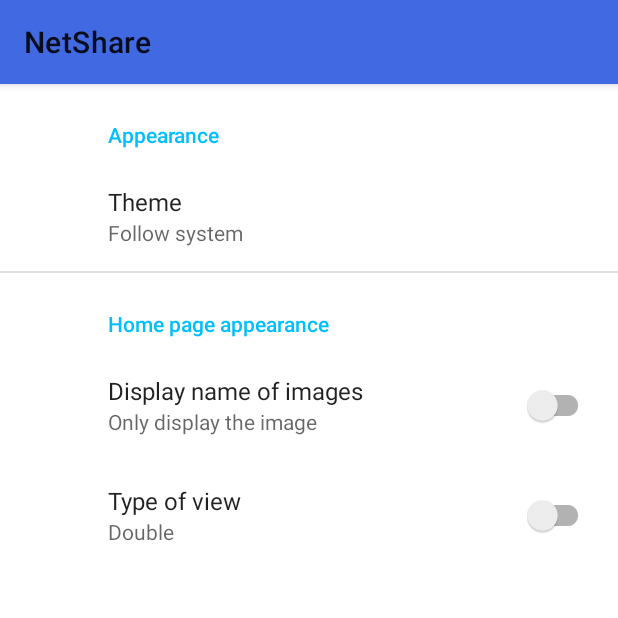
After one commit to JerryFhuurr/NetShare, an Android app: the SettingsFragment screen opened through its navigation route, on a phone screen of 412 x 824 dp, the top half of it. The commit adds this screen. Run offline under Robolectric (Android 15) with nearby library versions, the phone set to English and light mode, and no system bars; our stand-ins replace Firebase (no records; nobody signed in at launch, a user with empty details on screens opened directly), androidx.preference, navigation-ui; 2 statements that could not run were skipped.

Commit message:
change theme work

```diff
--- a/app/build.gradle
+++ b/app/build.gradle
@@ -50,6 +50,7 @@ dependencies {
     implementation 'androidx.navigation:navigation-fragment:2.4.1'
     implementation 'androidx.navigation:navigation-ui:2.4.1'
     implementation 'com.google.firebase:firebase-database:20.0.4'
+    implementation 'androidx.preference:preference:1.2.0'
     testImplementation 'junit:junit:4.13.2'
     androidTestImplementation 'androidx.test.ext:junit:1.1.3'
     androidTestImplementation 'androidx.test.espresso:espresso-core:3.4.0'
--- a/app/src/main/res/navigation/main_nav_map.xml
+++ b/app/src/main/res/navigation/main_nav_map.xml
@@ -21,6 +21,9 @@
         <action
             android:id="@+id/action_userFragment_to_aboutFragment"
             app:destination="@id/aboutFragment" />
+        <action
+            android:id="@+id/action_userFragment_to_settingsFragment"
+            app:destination="@id/settingsFragment" />
     </fragment>
     <fragment
         android:id="@+id/accountFragment"
@@ -40,4 +43,12 @@
             android:id="@+id/action_aboutFragment_to_userFragment"
             app:destination="@id/userFragment" />
     </fragment>
+    <fragment
+        android:id="@+id/settingsFragment"
+        android:name="com.and.netshare.home.userlist.SettingsFragment"
+        android:label="SettingsFragment" >
+        <action
+            android:id="@+id/action_settingsFragment_to_userFragment"
+            app:destination="@id/userFragment" />
+    </fragment>
 </navigation>
--- /dev/null
+++ b/app/src/main/res/values/arrays.xml
@@ -0,0 +1,14 @@
+<resources>
+    <!-- Reply Preference -->
+    <string-array name="themes_titles">
+        <item>@string/settings_theme_title1</item>
+        <item>@string/settings_theme_title2</item>
+        <item>@string/settings_theme_title3</item>
+    </string-array>
+
+    <string-array name="themes_values">
+        <item>follow_system</item>
+        <item>light</item>
+        <item>dark</item>
+    </string-array>
+</resources>
--- a/app/src/main/res/values/strings.xml
+++ b/app/src/main/res/values/strings.xml
@@ -53,4 +53,25 @@
     <string name="about_copyLink">Link copied to clipboard.</string>
 
     <string name="hello_blank_fragment">Hello blank fragment</string>
+    <!-- Preference Titles -->
+    <string name="messages_header">Appearance</string>
+    <string name="sync_header">Sync</string>
+
+    <!-- Messages Preferences -->
+    <string name="reply_title">Theme</string>
+
+    <!-- Second Preferences -->
+    <string name="homepage_settings_title">Home page appearance</string>
+    <string name="homepage_settings_attachment">Display name of images</string>
+    <string name="attachment_summary_on">The name and username will display below each image
+    </string>
+    <string name="attachment_summary_off">Only display the image</string>
+    <string name="type_row_title">Type of view</string>
+    <string name="type_row_sON">Single</string>
+    <string name="type_row_sOFF">Double</string>
+
+    <!-- themes titles -->
+    <string name="settings_theme_title1">Follow system</string>
+    <string name="settings_theme_title2">Light</string>
+    <string name="settings_theme_title3">Dark</string>
 </resources>
--- a/app/src/main/res/values/themes.xml
+++ b/app/src/main/res/values/themes.xml
@@ -8,9 +8,9 @@
         <!-- Secondary brand color. -->
         <item name="colorSecondary">@color/deepSkyBlue1</item>
         <item name="colorSecondaryVariant">@color/deepSkyBlue3</item>
-        <item name="colorOnSecondary">@color/black</item>
+        <item name="colorOnSecondary">@color/WhiteSmoke</item>
         <!-- Status bar color. -->
-        <item name="android:statusBarColor" tools:targetApi="l">?attr/colorPrimaryVariant</item>
+        <item name="android:statusBarColor" tools:targetApi="l">?attr/colorPrimary</item>
         <!-- Customize your theme here. -->
     </style>
 
--- /dev/null
+++ b/app/src/main/res/xml/root_preferences.xml
@@ -0,0 +1,33 @@
+<PreferenceScreen xmlns:android="http://schemas.android.com/apk/res/android"
+    xmlns:app="http://schemas.android.com/apk/res-auto">
+
+    <PreferenceCategory app:title="@string/messages_header">
+
+        <ListPreference
+            app:defaultValue="follow_system"
+            app:entries="@array/themes_titles"
+            app:entryValues="@array/themes_values"
+            app:key="theme_type"
+            app:title="@string/reply_title"
+            app:useSimpleSummaryProvider="true" />
+
+    </PreferenceCategory>
+
+    <PreferenceCategory app:title="@string/homepage_settings_title">
+
+        <SwitchPreferenceCompat
+            app:key="image_name"
+            app:summaryOff="@string/attachment_summary_off"
+            app:summaryOn="@string/attachment_summary_on"
+            app:title="@string/homepage_settings_attachment" />
+
+        <!-- app:dependency="image_name" -->
+        <SwitchPreferenceCompat
+            app:key="type_row"
+            app:summaryOff="@string/type_row_sOFF"
+            app:summaryOn="@string/type_row_sON"
+            app:title="@string/type_row_title" />
+
+    </PreferenceCategory>
+
+</PreferenceScreen>
```
Also changed, not shown: app/src/main/java/com/and/netshare/home/userlist/SettingsFragment.java (added, +49 -0 lines), app/src/main/java/com/and/netshare/home/userlist/UserFragment.java (+9 -0 lines), app/src/main/res/values-night/themes.xml (+16 -1 lines).
